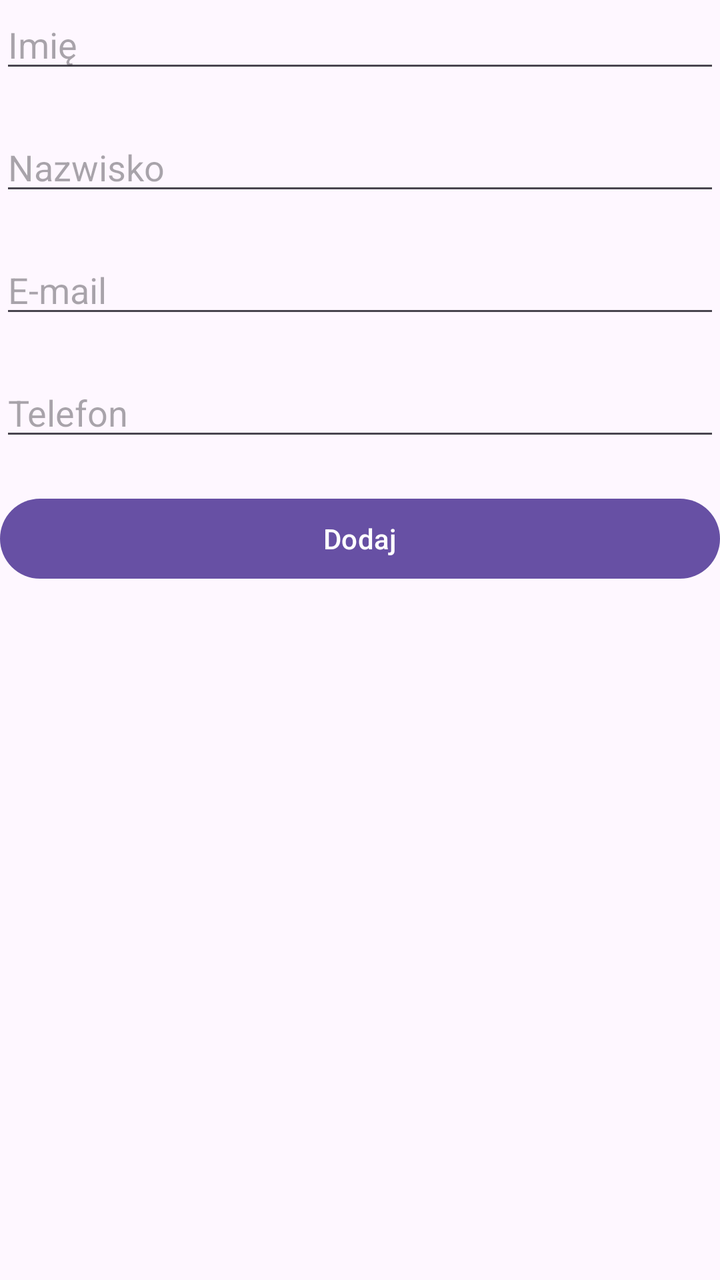
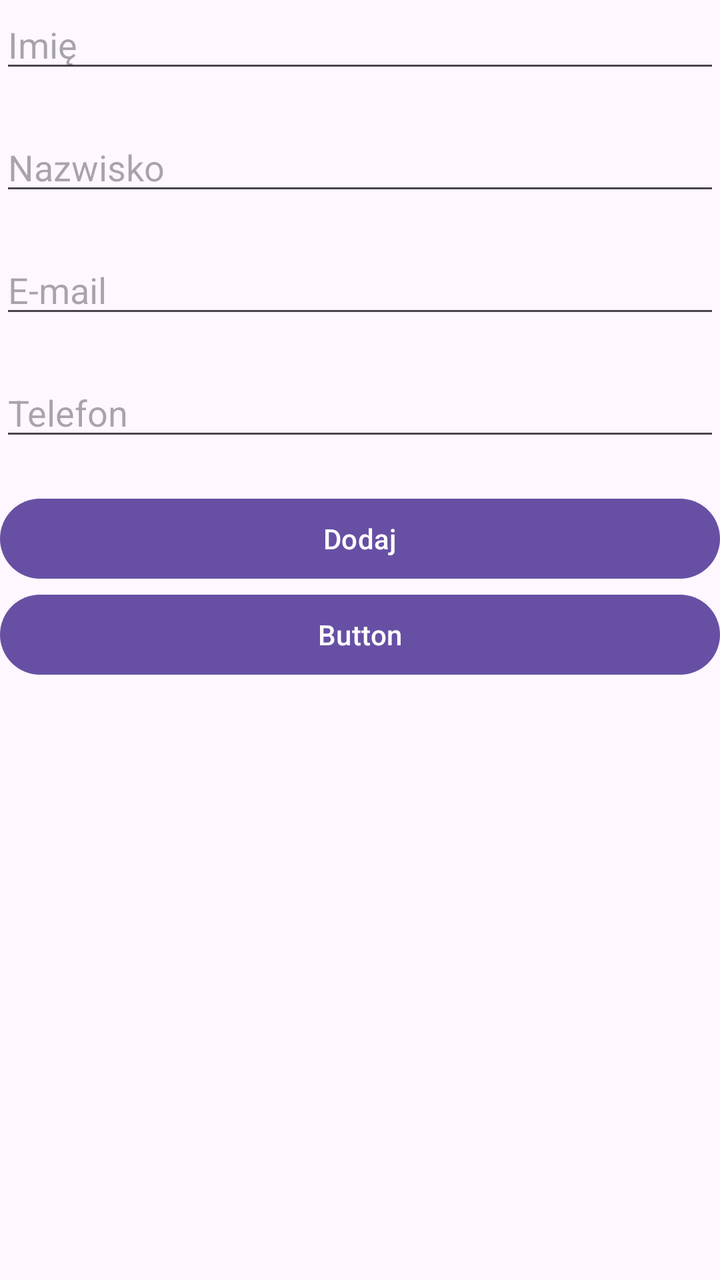

Compare the two renders of this Android layout. The source of the first and the diff that turns it into the second are given below.
<!-- AndroidManifest.xml: application theme Theme.ZadanieRoom -->
<!-- res/layout/activity_main.xml -->
<?xml version="1.0" encoding="utf-8"?>
<LinearLayout xmlns:android="http://schemas.android.com/apk/res/android"
    xmlns:app="http://schemas.android.com/apk/res-auto"
    xmlns:tools="http://schemas.android.com/tools"
    android:id="@+id/main"
    android:layout_width="match_parent"
    android:layout_height="match_parent"
    android:orientation="vertical"
    tools:context=".MainActivity" >

    <EditText
        android:id="@+id/editName"
        android:layout_width="match_parent"
        android:layout_height="wrap_content"
        android:ems="10"
        android:inputType="text"
        android:hint="Imię"
        android:layout_marginBottom="20sp"
        />

    <EditText
        android:id="@+id/editSecondName"
        android:layout_width="match_parent"
        android:layout_height="wrap_content"
        android:ems="10"
        android:inputType="text"
        android:hint="Nazwisko"
        android:layout_marginBottom="20sp"
        />

    <EditText
        android:id="@+id/editEmail"
        android:layout_width="match_parent"
        android:layout_height="wrap_content"
        android:ems="10"
        android:inputType="textEmailAddress"
        android:hint="E-mail"
        android:layout_marginBottom="20sp"
        />

    <EditText
        android:id="@+id/editPhone"
        android:layout_width="match_parent"
        android:layout_height="wrap_content"
        android:ems="10"
        android:inputType="phone"
        android:hint="Telefon"
        android:layout_marginBottom="20sp"
        />

    <Button
        android:id="@+id/buttonDodaj"
        android:layout_width="match_parent"
        android:layout_height="wrap_content"
        android:text="Dodaj" />

    <ListView
        android:layout_width="match_parent"
        android:layout_height="wrap_content"
        android:id="@+id/listView"
        />
</LinearLayout>
<!-- resources referenced by this layout -->
<resources>
  <style name="Theme.ZadanieRoom" parent="Base.Theme.ZadanieRoom" />
  <style name="Base.Theme.ZadanieRoom" parent="Theme.Material3.DayNight.NoActionBar">
          
          
      </style>
</resources>

<!-- the commit's change to res/layout/activity_main.xml (unified diff, before → after) -->
@@ -54,6 +54,12 @@
         android:layout_height="wrap_content"
         android:text="Dodaj" />
 
+    <Button
+        android:id="@+id/buttonEdytuj"
+        android:layout_width="match_parent"
+        android:layout_height="wrap_content"
+        android:text="Button" />
+
     <ListView
         android:layout_width="match_parent"
         android:layout_height="wrap_content"
